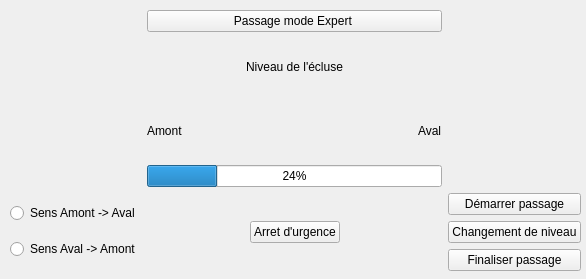
First picture: the form in automatique.ui, repository Alpam/Ecluse, before the edit.
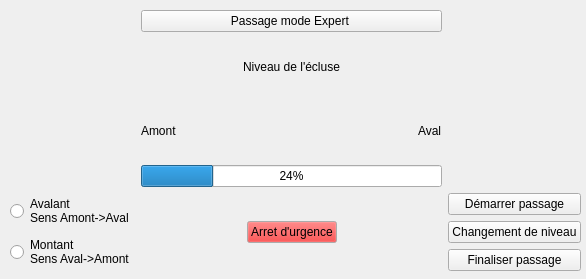
Second picture: the form after the edit.

```diff
--- a/automatique.ui
+++ b/automatique.ui
@@ -27,6 +27,70 @@
      <layout class="QGridLayout" name="gridLayout">
       <item row="0" column="1">
        <widget class="QPushButton" name="startAlarme">
+        <property name="palette">
+         <palette>
+          <active>
+           <colorrole role="Button">
+            <brush brushstyle="SolidPattern">
+             <color alpha="255">
+              <red>255</red>
+              <green>0</green>
+              <blue>0</blue>
+             </color>
+            </brush>
+           </colorrole>
+           <colorrole role="ButtonText">
+            <brush brushstyle="SolidPattern">
+             <color alpha="255">
+              <red>0</red>
+              <green>0</green>
+              <blue>0</blue>
+             </color>
+            </brush>
+           </colorrole>
+          </active>
+          <inactive>
+           <colorrole role="Button">
+            <brush brushstyle="SolidPattern">
+             <color alpha="255">
+              <red>255</red>
+              <green>0</green>
+              <blue>0</blue>
+             </color>
+            </brush>
+           </colorrole>
+           <colorrole role="ButtonText">
+            <brush brushstyle="SolidPattern">
+             <color alpha="255">
+              <red>0</red>
+              <green>0</green>
+              <blue>0</blue>
+             </color>
+            </brush>
+           </colorrole>
+          </inactive>
+          <disabled>
+           <colorrole role="Button">
+            <brush brushstyle="SolidPattern">
+             <color alpha="255">
+              <red>255</red>
+              <green>0</green>
+              <blue>0</blue>
+             </color>
+            </brush>
+           </colorrole>
+           <colorrole role="ButtonText">
+            <brush brushstyle="SolidPattern">
+             <color alpha="255">
+              <red>231</red>
+              <green>231</green>
+              <blue>231</blue>
+             </color>
+            </brush>
+           </colorrole>
+          </disabled>
+         </palette>
+        </property>
         <property name="text">
          <string>Arret d'urgence</string>
         </property>
@@ -90,14 +154,16 @@
       <item row="0" column="0">
        <widget class="QRadioButton" name="radBouAmAv">
         <property name="text">
-         <string>Sens Amont -&gt; Aval</string>
+         <string>Avalant
+Sens Amont-&gt;Aval</string>
         </property>
        </widget>
       </item>
       <item row="1" column="0">
        <widget class="QRadioButton" name="radBouAvAm">
         <property name="text">
-         <string>Sens Aval -&gt; Amont</string>
+         <string>Montant
+Sens Aval-&gt;Amont</string>
         </property>
        </widget>
       </item>
```
